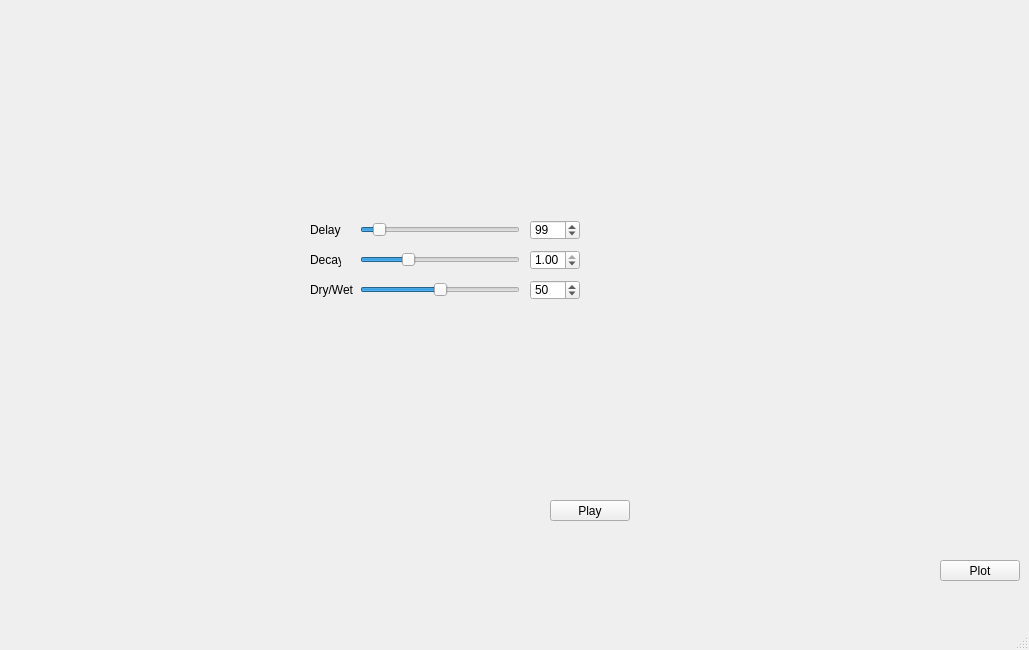
The window that src/mainwindow.ui (odarf/ReverbM) describes before a commit, drawn with Qt 5.
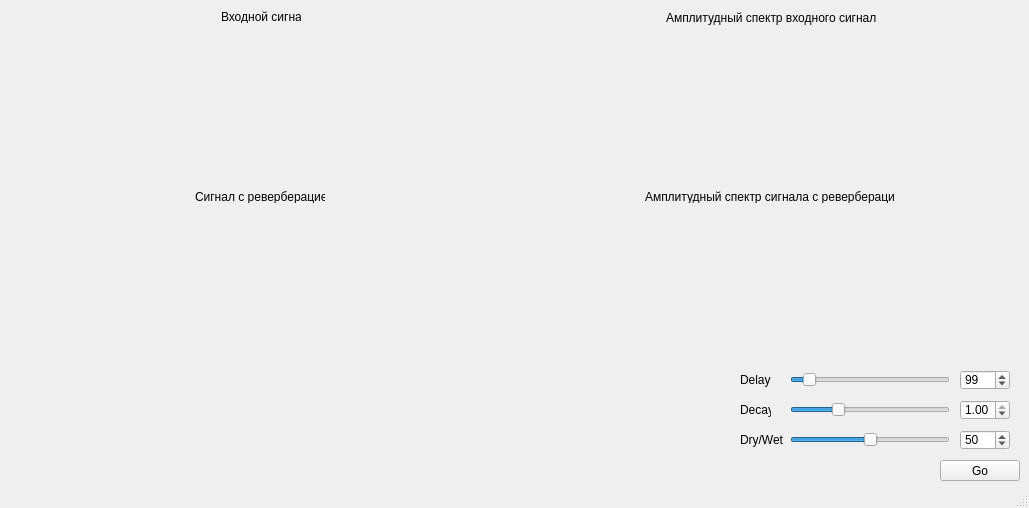
The same window after the commit. Custom widgets are drawn as their Qt base class.

What changed in the file:
```diff
--- a/src/mainwindow.ui
+++ b/src/mainwindow.ui
@@ -7,11 +7,11 @@
     <x>0</x>
     <y>0</y>
     <width>1029</width>
-    <height>650</height>
+    <height>508</height>
    </rect>
   </property>
   <property name="sizePolicy">
-   <sizepolicy hsizetype="Fixed" vsizetype="Maximum">
+   <sizepolicy hsizetype="Fixed" vsizetype="Fixed">
     <horstretch>0</horstretch>
     <verstretch>0</verstretch>
    </sizepolicy>
@@ -19,13 +19,13 @@
   <property name="minimumSize">
    <size>
     <width>1029</width>
-    <height>0</height>
+    <height>508</height>
    </size>
   </property>
   <property name="maximumSize">
    <size>
     <width>1029</width>
-    <height>650</height>
+    <height>508</height>
    </size>
   </property>
   <property name="font">
@@ -62,7 +62,7 @@
     <property name="geometry">
      <rect>
       <x>940</x>
-      <y>560</y>
+      <y>460</y>
       <width>80</width>
       <height>21</height>
      </rect>
@@ -71,14 +71,14 @@
      <cursorShape>PointingHandCursor</cursorShape>
     </property>
     <property name="text">
-     <string>Plot</string>
+     <string>Go</string>
     </property>
    </widget>
    <widget class="QCustomPlot" name="plotInputWave" native="true">
     <property name="geometry">
      <rect>
-      <x>20</x>
-      <y>50</y>
+      <x>10</x>
+      <y>30</y>
       <width>501</width>
       <height>151</height>
      </rect>
@@ -87,8 +87,8 @@
    <widget class="QCustomPlot" name="plotReverbedWave" native="true">
     <property name="geometry">
      <rect>
-      <x>20</x>
-      <y>430</y>
+      <x>10</x>
+      <y>210</y>
       <width>501</width>
       <height>151</height>
      </rect>
@@ -97,8 +97,8 @@
    <widget class="QSlider" name="delaySlider">
     <property name="geometry">
      <rect>
-      <x>360</x>
-      <y>220</y>
+      <x>790</x>
+      <y>370</y>
       <width>160</width>
       <height>20</height>
      </rect>
@@ -125,8 +125,8 @@
    <widget class="QSlider" name="decaySlider">
     <property name="geometry">
      <rect>
-      <x>360</x>
-      <y>250</y>
+      <x>790</x>
+      <y>400</y>
       <width>160</width>
       <height>20</height>
      </rect>
@@ -147,8 +147,8 @@
    <widget class="QSlider" name="dwSlider">
     <property name="geometry">
      <rect>
-      <x>360</x>
-      <y>280</y>
+      <x>790</x>
+      <y>430</y>
       <width>160</width>
       <height>20</height>
      </rect>
@@ -169,24 +169,11 @@
      <number>0</number>
     </property>
    </widget>
-   <widget class="QPushButton" name="playButtton">
-    <property name="geometry">
-     <rect>
-      <x>550</x>
-      <y>500</y>
-      <width>80</width>
-      <height>21</height>
-     </rect>
-    </property>
-    <property name="text">
-     <string>Play</string>
-    </property>
-   </widget>
    <widget class="QSpinBox" name="sbDelay">
     <property name="geometry">
      <rect>
-      <x>530</x>
-      <y>220</y>
+      <x>960</x>
+      <y>370</y>
       <width>50</width>
       <height>20</height>
      </rect>
@@ -204,8 +191,8 @@
    <widget class="QSpinBox" name="sbDW">
     <property name="geometry">
      <rect>
-      <x>530</x>
-      <y>280</y>
+      <x>960</x>
+      <y>430</y>
       <width>50</width>
       <height>20</height>
      </rect>
@@ -220,8 +207,8 @@
    <widget class="QDoubleSpinBox" name="sbDecay">
     <property name="geometry">
      <rect>
-      <x>530</x>
-      <y>250</y>
+      <x>960</x>
+      <y>400</y>
       <width>50</width>
       <height>20</height>
      </rect>
@@ -245,8 +232,8 @@
    <widget class="QLabel" name="label">
     <property name="geometry">
      <rect>
-      <x>310</x>
-      <y>220</y>
+      <x>740</x>
+      <y>370</y>
       <width>31</width>
       <height>20</height>
      </rect>
@@ -258,8 +245,8 @@
    <widget class="QLabel" name="label_2">
     <property name="geometry">
      <rect>
-      <x>310</x>
-      <y>250</y>
+      <x>740</x>
+      <y>400</y>
       <width>31</width>
       <height>20</height>
      </rect>
@@ -271,8 +258,8 @@
    <widget class="QLabel" name="label_3">
     <property name="geometry">
      <rect>
-      <x>310</x>
-      <y>280</y>
+      <x>740</x>
+      <y>430</y>
       <width>47</width>
       <height>20</height>
      </rect>
@@ -281,6 +268,78 @@
      <string>Dry/Wet</string>
     </property>
    </widget>
+   <widget class="QCustomPlot" name="plotInputFour" native="true">
+    <property name="geometry">
+     <rect>
+      <x>520</x>
+      <y>30</y>
+      <width>501</width>
+      <height>151</height>
+     </rect>
+    </property>
+   </widget>
+   <widget class="QCustomPlot" name="plotReverbedFour" native="true">
+    <property name="geometry">
+     <rect>
+      <x>520</x>
+      <y>210</y>
+      <width>501</width>
+      <height>151</height>
+     </rect>
+    </property>
+   </widget>
+   <widget class="QLabel" name="label_4">
+    <property name="geometry">
+     <rect>
+      <x>195</x>
+      <y>190</y>
+      <width>130</width>
+      <height>13</height>
+     </rect>
+    </property>
+    <property name="text">
+     <string>Сигнал с реверберацией</string>
+    </property>
+   </widget>
+   <widget class="QLabel" name="label_5">
+    <property name="geometry">
+     <rect>
+      <x>221</x>
+      <y>10</y>
+      <width>80</width>
+      <height>13</height>
+     </rect>
+    </property>
+    <property name="text">
+     <string>Входной сигнал</string>
+    </property>
+   </widget>
+   <widget class="QLabel" name="label_6">
+    <property name="geometry">
+     <rect>
+      <x>666</x>
+      <y>10</y>
+      <width>210</width>
+      <height>16</height>
+     </rect>
+    </property>
+    <property name="text">
+     <string>Амплитудный спектр входного сигнала</string>
+    </property>
+   </widget>
+   <widget class="QLabel" name="label_7">
+    <property name="geometry">
+     <rect>
+      <x>645</x>
+      <y>190</y>
+      <width>250</width>
+      <height>13</height>
+     </rect>
+    </property>
+    <property name="text">
+     <string>Амплитудный спектр сигнала с реверберацией</string>
+    </property>
+   </widget>
   </widget>
   <widget class="QMenuBar" name="menubar">
    <property name="geometry">
```
